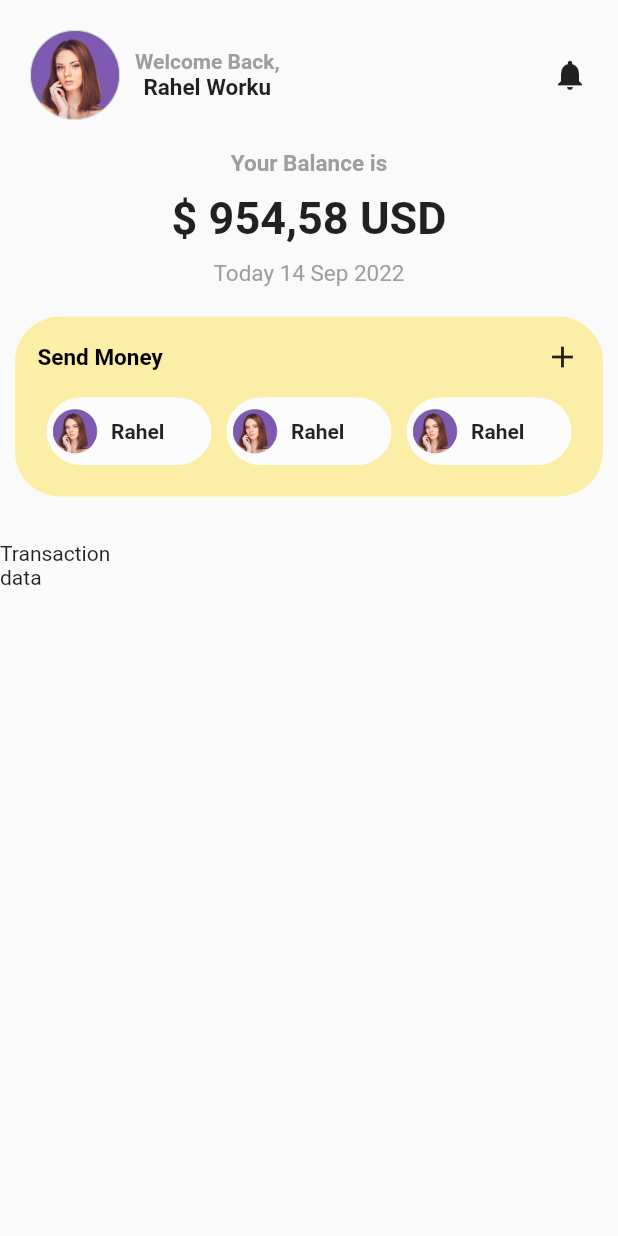
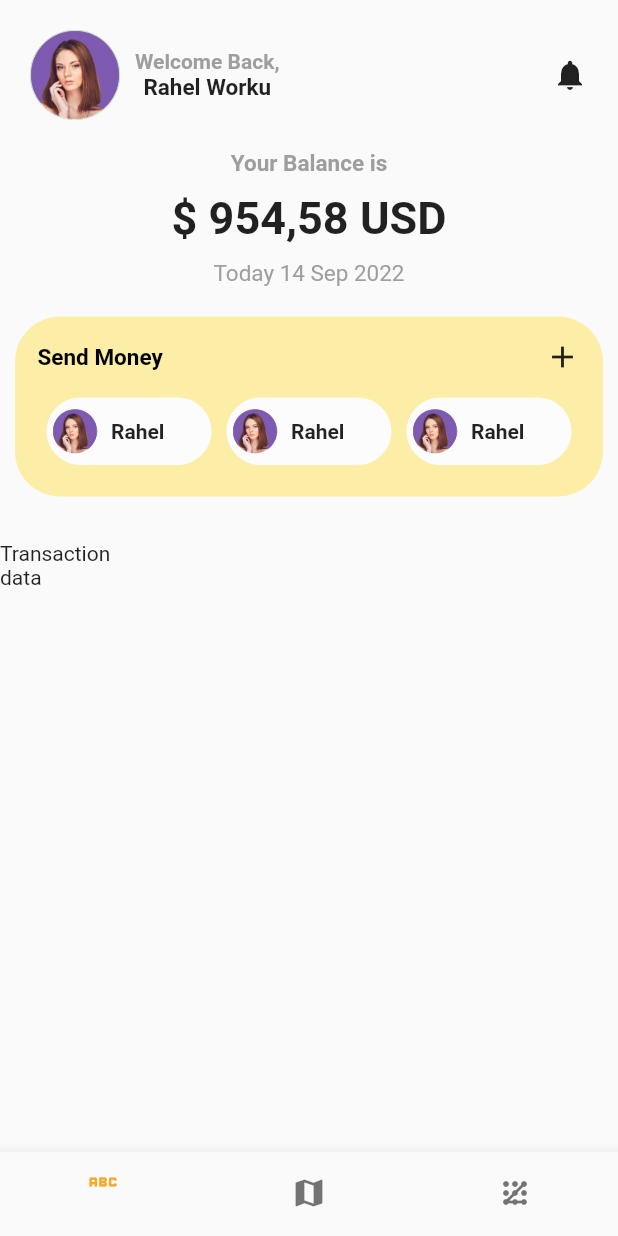
Before and after one commit to Richo-Worku/UI, a Flutter app: the screen it shows after launch, on a phone screen of 412 x 824 dp. Run offline on Flutter 3.47's test engine with Material 2 defaults, Android fonts, the phone set to English and light mode, and no system bars.

Commit message:
bottomnavigation

```diff
--- a/lib/main.dart
+++ b/lib/main.dart
@@ -1,5 +1,6 @@
 import 'package:flutter/material.dart';
 import 'package:flutter_ui/screens/firstui.dart';
+import 'package:flutter_ui/screens/homepage.dart';
 
 void main() {
   runApp(const MyApp());
@@ -18,7 +19,7 @@ class MyApp extends StatelessWidget {
         primarySwatch: Colors.blue,
       ),
       home: const Scaffold(
-        body: FirstUi(),
+        body: HomePage(),
       ),
     );
   }
--- /dev/null
+++ b/lib/screens/homepage.dart
@@ -0,0 +1,48 @@
+import 'package:flutter/material.dart';
+import 'package:flutter_ui/screens/firstui.dart';
+
+class HomePage extends StatefulWidget {
+  const HomePage({Key? key}) : super(key: key);
+
+  @override
+  State<HomePage> createState() => _HomePageState();
+}
+
+class _HomePageState extends State<HomePage> {
+  int currentIndex = 0;
+
+  selector(index) {
+    switch (index) {
+      case 0:
+        return FirstUi();
+      case 1:
+        return FirstUi();
+
+      default:
+        return FirstUi();
+    }
+  }
+
+  @override
+  Widget build(BuildContext context) {
+    return Scaffold(
+        body: Center(
+          child: selector(currentIndex),
+        ),
+        bottomNavigationBar: BottomNavigationBar(
+          selectedItemColor: Color(0xFFF9A826),
+          showUnselectedLabels: false,
+          currentIndex: currentIndex,
+          onTap: (value) {
+            setState(() {
+              currentIndex = value;
+            });
+          },
+          items: [
+            BottomNavigationBarItem(icon: Icon(Icons.abc), label: ''),
+            BottomNavigationBarItem(icon: Icon(Icons.map), label: ''),
+            BottomNavigationBarItem(icon: Icon(Icons.pattern), label: ''),
+          ],
+        ));
+  }
+}
```
